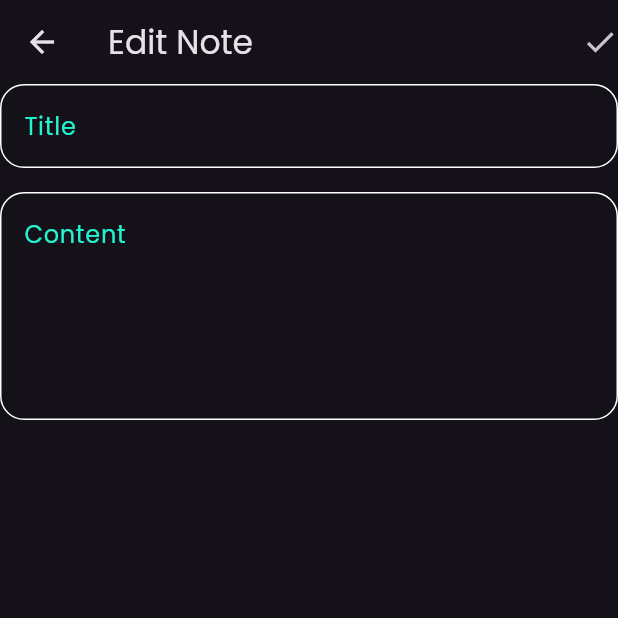
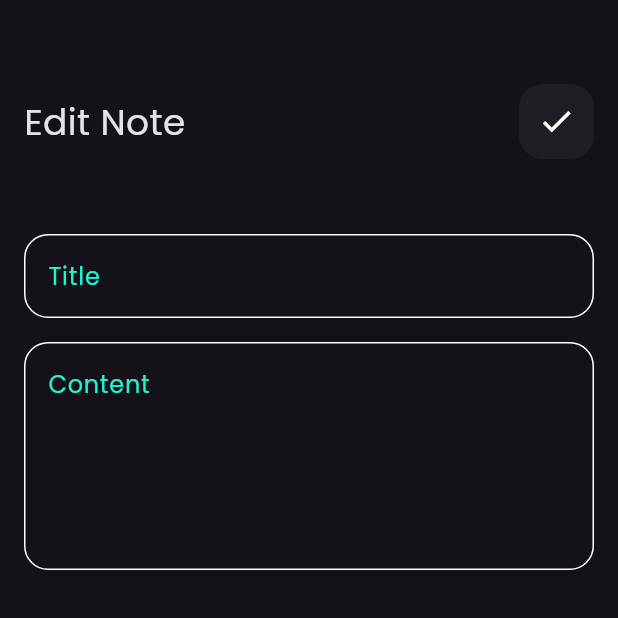
Before and after one commit to tasneemakhaled/notes_app, a Flutter app: the screen it shows after launch, after a tap on "Flutter Tips", on a phone screen of 412 x 824 dp, the top half of it. Run offline on Flutter 3.47's test engine with Material 3 defaults, Android fonts, the phone set to English and light mode, and no system bars; our stand-ins replace font_awesome_flutter.

Commit message:
edit note view done

```diff
--- a/lib/views/edit_notes.dart
+++ b/lib/views/edit_notes.dart
@@ -1,4 +1,5 @@
 import 'package:flutter/material.dart';
+import 'package:notes_app/widgets/custom_appBar.dart';
 import 'package:notes_app/widgets/custom_text_field.dart';
 import 'package:notes_app/widgets/edit_notes_body.dart';
 
@@ -8,12 +9,15 @@ class EditNotes extends StatelessWidget {
   @override
   Widget build(BuildContext context) {
     return Scaffold(
-      appBar: AppBar(
-        title: Text('Edit Note'),
-        actions: [
-          Icon(Icons.done),
-        ],
-      ),
+      // appBar: AppBar(
+      //   title: Text('Edit Note'),
+      //   actions: [
+      //     IconButton(
+      //       onPressed: () {},
+      //       icon: Icon(Icons.check),
+      //     ),
+      //   ],
+      // ),
       body: editNotesBody(),
     );
   }
--- a/lib/widgets/custom_appBar.dart
+++ b/lib/widgets/custom_appBar.dart
@@ -2,20 +2,23 @@ import 'package:flutter/material.dart';
 import 'package:notes_app/widgets/custom_search_icon.dart';
 
 class CustomAppbar extends StatelessWidget {
-  const CustomAppbar({super.key});
-
+  const CustomAppbar({super.key, required this.icon, required this.title});
+  final IconData icon;
+  final String title;
   @override
   Widget build(BuildContext context) {
     return Row(
       mainAxisAlignment: MainAxisAlignment.spaceBetween,
       children: [
         Text(
-          'Notes',
+          title,
           style: TextStyle(
             fontSize: 24,
           ),
         ),
-        CustomSearchIcon(),
+        CustomSearchIcon(
+          icon: icon,
+        ),
       ],
     );
   }
--- a/lib/widgets/custom_search_icon.dart
+++ b/lib/widgets/custom_search_icon.dart
@@ -1,8 +1,8 @@
 import 'package:flutter/material.dart';
 
 class CustomSearchIcon extends StatelessWidget {
-  const CustomSearchIcon({super.key});
-
+  const CustomSearchIcon({super.key, required this.icon});
+  final IconData icon;
   @override
   Widget build(BuildContext context) {
     return Container(
@@ -14,7 +14,7 @@ class CustomSearchIcon extends StatelessWidget {
       ),
       child: Center(
         child: Icon(
-          Icons.search,
+          icon,
           size: 25,
         ),
       ),
--- a/lib/widgets/edit_notes_body.dart
+++ b/lib/widgets/edit_notes_body.dart
@@ -1,4 +1,5 @@
 import 'package:flutter/material.dart';
+import 'package:notes_app/widgets/custom_appBar.dart';
 import 'package:notes_app/widgets/custom_text_field.dart';
 
 class editNotesBody extends StatelessWidget {
@@ -8,8 +9,22 @@ class editNotesBody extends StatelessWidget {
 
   @override
   Widget build(BuildContext context) {
-    return Column(
+    return Padding(
+      padding: const EdgeInsets.all(8.0),
+      child: Padding(
+        padding: const EdgeInsets.all(8.0),
+        child: Column(
           children: [
+            SizedBox(
+              height: 40,
+            ),
+            CustomAppbar(
+              title: 'Edit Note',
+              icon: Icons.check,
+            ),
+            SizedBox(
+              height: 50,
+            ),
             CustomTextField(hint: 'Title'),
             SizedBox(
               height: 16,
@@ -19,6 +34,8 @@ class editNotesBody extends StatelessWidget {
               maxLines: 5,
             )
           ],
+        ),
+      ),
     );
   }
 }
--- a/lib/widgets/notes_view_body.dart
+++ b/lib/widgets/notes_view_body.dart
@@ -12,7 +12,10 @@ class NotesViewBody extends StatelessWidget {
       padding: const EdgeInsets.symmetric(horizontal: 24.0),
       child: Column(
         children: [
-          CustomAppbar(),
+          CustomAppbar(
+            title: 'Notes',
+            icon: Icons.search,
+          ),
           CustomListOfNotes(),
         ],
       ),
```
Lines whose indentation alone changed are shown as unchanged.
